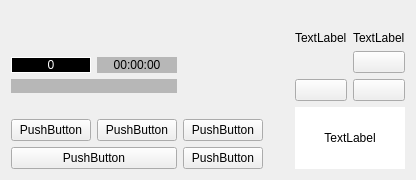
The window that EnforcementComponentWidget.ui (wruwami/TPCAM-M30) describes before a commit, drawn with Qt 5.
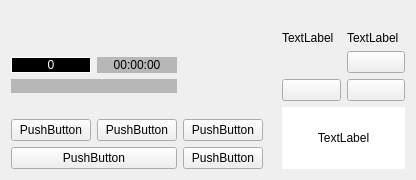
The same window after the commit. Custom widgets are drawn as their Qt base class.

Commit message: ui 수정

What changed in the file:
```diff
--- a/EnforcementComponentWidget.ui
+++ b/EnforcementComponentWidget.ui
@@ -15,7 +15,7 @@
   </property>
   <layout class="QGridLayout" name="gridLayout_3">
    <item row="0" column="0">
-    <layout class="QGridLayout" name="gridLayout" rowstretch="1,1,1,1" columnstretch="1,2,1">
+    <layout class="QGridLayout" name="gridLayout" rowstretch="1,1,1,1" columnstretch="1,1">
      <item row="0" column="0">
       <spacer name="verticalSpacer">
        <property name="orientation">
@@ -134,7 +134,7 @@
        </item>
       </layout>
      </item>
-     <item row="2" column="2" rowspan="2">
+     <item row="2" column="1" rowspan="2">
       <layout class="QGridLayout" name="gridLayout_9" rowstretch="1,1,1" columnstretch="1,1">
        <item row="1" column="1">
         <widget class="CustomPushButton" name="bikePushButton">
@@ -182,7 +182,7 @@
        </item>
       </layout>
      </item>
-     <item row="1" column="2">
+     <item row="1" column="1">
       <layout class="QVBoxLayout" name="verticalLayout">
        <item>
         <widget class="CustomLabel" name="speedLabel">
```
